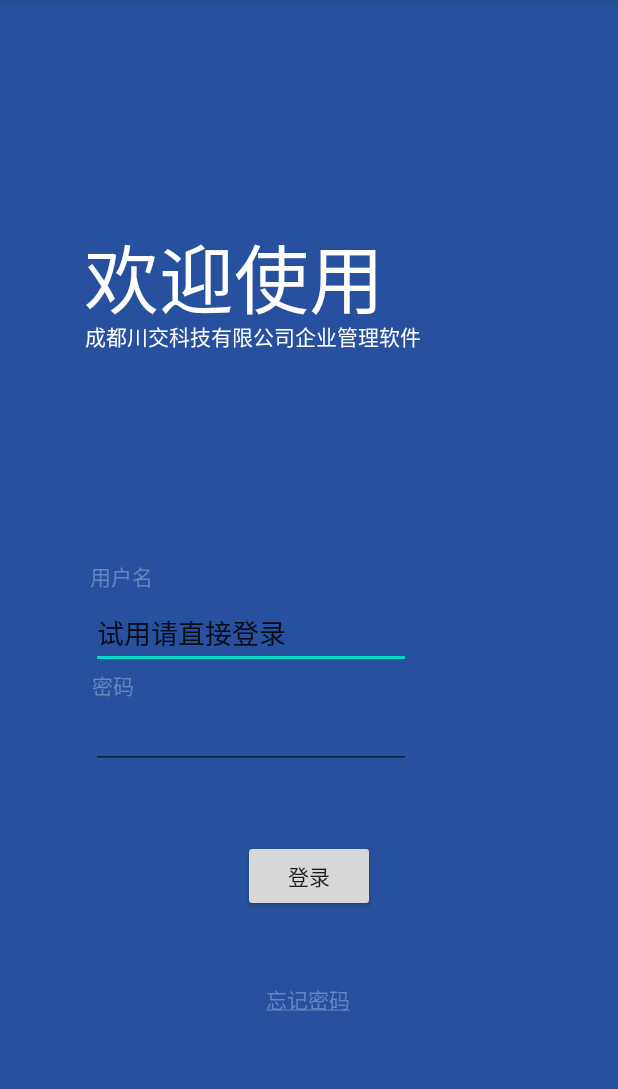
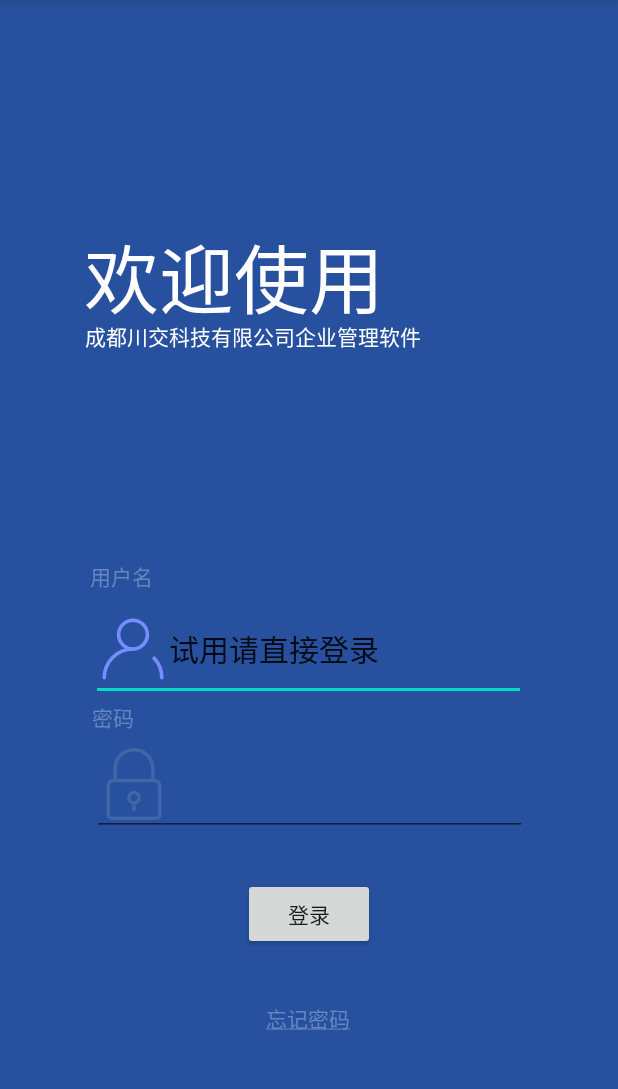
Before and after one commit to qifan-code/chuanjiaoapp, an Android app: the screen it shows after launch (MainActivity), on a phone screen of 412 x 824 dp, the part 84-1173 px from its top. Run offline under Robolectric (Android 15) with nearby library versions, the phone set to English and light mode, and no system bars.

Commit message:
add icon for mainactivity

```diff
--- /dev/null
+++ b/app/src/main/res/drawable/ic_login_icon.xml
@@ -0,0 +1,13 @@
+<vector xmlns:android="http://schemas.android.com/apk/res/android"
+    android:width="48dp"
+    android:height="48dp"
+    android:viewportWidth="1024"
+    android:viewportHeight="1024"
+    >
+  <path
+      android:pathData="M512,537.6a230.4,230.4 0,1 1,0 -460.8,230.4 230.4,0 0,1 0,460.8zM512,486.4a179.2,179.2 0,1 0,0 -358.4,179.2 179.2,0 0,0 0,358.4z"
+      android:fillColor="#758DFF"/>
+  <path
+      android:pathData="M947.2,921.6a25.6,25.6 0,1 1,-51.2 0,382.46 382.46,0 0,0 -101.73,-260.4 25.6,25.6 0,1 1,37.58 -34.71A433.66,433.66 0,0 1,947.2 921.6zM512,486.4a25.6,25.6 0,1 1,0 51.2A384,384 0,0 0,128 921.6a25.6,25.6 0,1 1,-51.2 0A435.2,435.2 0,0 1,512 486.4z"
+      android:fillColor="#758DFF"/>
+</vector>
--- /dev/null
+++ b/app/src/main/res/drawable/ic_password.xml
@@ -0,0 +1,9 @@
+<vector xmlns:android="http://schemas.android.com/apk/res/android"
+    android:width="48dp"
+    android:height="48dp"
+    android:viewportWidth="1024"
+    android:viewportHeight="1024">
+  <path
+      android:pathData="M804.57,1023.98 L219.43,1023.98C165.57,1023.98 121.9,1004.71 121.9,950.83L121.9,536.36C121.9,482.5 165.57,438.83 219.43,438.83L219.43,438.83 219.43,292.55 219.43,292.55C219.43,130.97 350.4,-0.02 512,-0.02 673.57,-0.02 804.57,130.97 804.57,292.55L804.57,438.83C858.43,438.83 902.1,482.5 902.1,536.36L902.1,950.83C902.1,1004.71 858.43,1023.98 804.57,1023.98ZM755.81,292.55 L755.81,292.55C755.81,292.55 755.81,292.55 755.81,292.55 755.81,157.89 646.63,48.74 512,48.74 377.34,48.74 268.17,157.89 268.17,292.55 268.17,292.55 268.17,292.55 268.17,292.55L268.19,292.55 268.19,438.83 755.81,438.83 755.81,292.55ZM853.33,536.36C853.33,509.44 831.49,487.59 804.57,487.59L219.43,487.59C192.49,487.59 170.67,509.44 170.67,536.36L170.67,950.83C170.67,977.77 192.49,975.21 219.43,975.21L804.57,975.21C831.49,975.21 853.33,977.77 853.33,950.83L853.33,536.36ZM536.38,801.11 L536.38,877.71C536.38,891.17 525.46,902.1 512,902.1 498.54,902.1 487.62,891.17 487.62,877.71L487.62,801.11C445.64,790.24 414.48,752.42 414.48,707.02 414.48,653.17 458.14,609.5 512,609.5 565.86,609.5 609.52,653.17 609.52,707.02 609.52,752.42 578.36,790.24 536.38,801.11ZM512,658.26C485.06,658.26 463.24,680.11 463.24,707.02 463.24,733.96 485.06,755.81 512,755.81 538.92,755.81 560.76,733.96 560.76,707.02 560.76,680.11 538.92,658.26 512,658.26Z"
+      android:fillColor="#4166A8"/>
+</vector>
--- a/app/src/main/res/layout/activity_main.xml
+++ b/app/src/main/res/layout/activity_main.xml
@@ -51,11 +51,14 @@
 
     <EditText
         android:id="@+id/login_name_input"
-        android:layout_width="wrap_content"
+        android:layout_width="290dp"
         android:layout_height="wrap_content"
         android:layout_marginTop="4dp"
-        android:layout_marginEnd="77dp"
-        android:layout_marginRight="77dp"
+        android:layout_marginEnd="1dp"
+        android:layout_marginRight="1dp"
+        android:textSize="20dp"
+        android:drawableLeft="@drawable/ic_login_icon"
+
         android:ems="10"
         android:inputType="textPersonName"
         android:text="试用请直接登录"
@@ -77,12 +80,12 @@
 
     <EditText
         android:id="@+id/editText2"
-        android:layout_width="wrap_content"
+        android:layout_width="290dp"
         android:layout_height="wrap_content"
-        android:layout_marginEnd="77dp"
-        android:layout_marginRight="77dp"
+        android:drawableLeft="@drawable/ic_password"
         android:ems="10"
         android:inputType="textPassword"
+        android:textSize="20dp"
         app:layout_constraintEnd_toEndOf="parent"
         app:layout_constraintStart_toStartOf="parent"
         app:layout_constraintTop_toBottomOf="@+id/login_password" />
@@ -91,7 +94,7 @@
         android:id="@+id/login_button"
         android:layout_width="wrap_content"
         android:layout_height="wrap_content"
-        android:layout_marginTop="400dp"
+        android:layout_marginTop="450dp"
         android:text="登录"
         app:layout_constraintBottom_toBottomOf="parent"
         app:layout_constraintEnd_toEndOf="parent"
```
